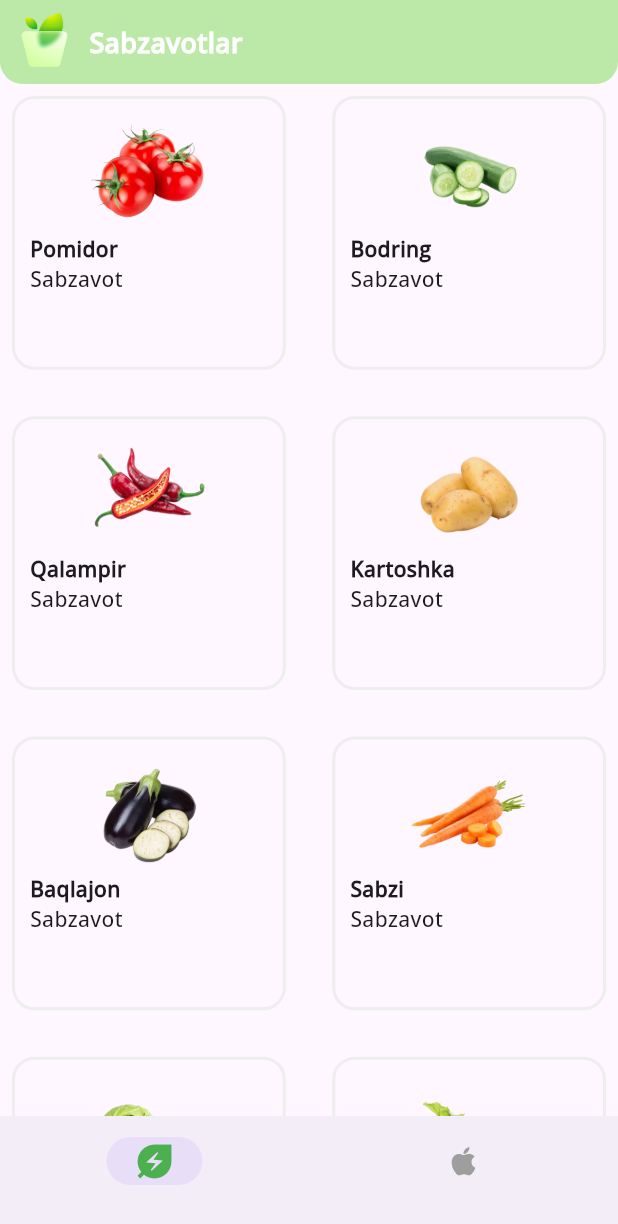
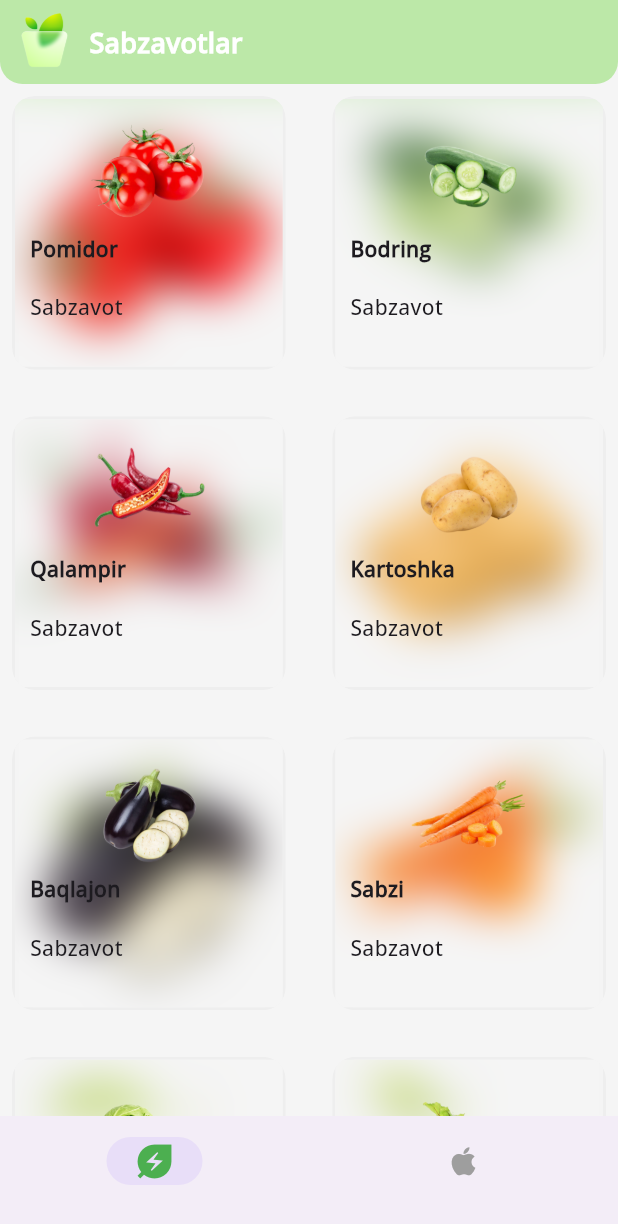
Before and after one commit to hayrullohdev/sabzavotlar, a Flutter app: the screen it shows after launch, on a phone screen of 412 x 824 dp. Shown: the top 1224 px of the screen. Run offline on Flutter 3.47's test engine with Material 2 defaults, Android fonts, the phone set to English and light mode, and no system bars.

Commit message:
super new

```diff
--- a/lib/sabzavotlar.dart
+++ b/lib/sabzavotlar.dart
@@ -27,6 +27,7 @@
   Widget build(BuildContext context) {
     return SafeArea(
       child: Scaffold(
+        backgroundColor: Colors.grey.shade100,
         body: Column(
           children: [
             Container(
--- a/lib/widget_sabzavotlar.dart
+++ b/lib/widget_sabzavotlar.dart
@@ -1,3 +1,5 @@
+import 'dart:ui';
+
 import 'package:flutter/material.dart';
 import 'package:sabzavotlar/details_page.dart';
 import 'package:sabzavotlar/data.dart';
@@ -35,8 +37,9 @@
                     ));
               });
             },
+            child: ClipRRect(
+              borderRadius: BorderRadius.circular(15),
               child: Container(
-              padding: const EdgeInsets.all(10),
                 decoration: BoxDecoration(
                   borderRadius: BorderRadius.circular(15),
                   border: Border.all(
@@ -44,6 +47,23 @@
                     color: Colors.grey.shade200,
                   ),
                 ),
+                child: Stack(
+                  children: [
+                    Image.asset(
+                      list[index]["rasm"],
+                      fit: BoxFit.fill,
+                    ),
+                    ClipRRect(
+                      child: BackdropFilter(
+                        filter: ImageFilter.blur(
+                          sigmaX: 15,
+                          sigmaY: 15,
+                        ),
+                        child: Container(),
+                      ),
+                    ),
+                    Padding(
+                      padding: const EdgeInsets.all(10),
                       child: Column(
                         children: [
                           ClipRRect(
@@ -64,14 +84,20 @@
                               ),
                             ],
                           ),
-                  Row(
+                          Expanded(
+                            child: Row(
                               children: [
                                 Text(
                                   list[index]["turi"],
                                 ),
                               ],
                             ),
+                          )
                         ],
+                      ),
+                    ),
+                  ],
+                ),
               ),
             ),
           ),
```
Also changed, not shown: lib/mevalar.dart (+22 -1 lines). Lines whose indentation alone changed are shown as unchanged.
